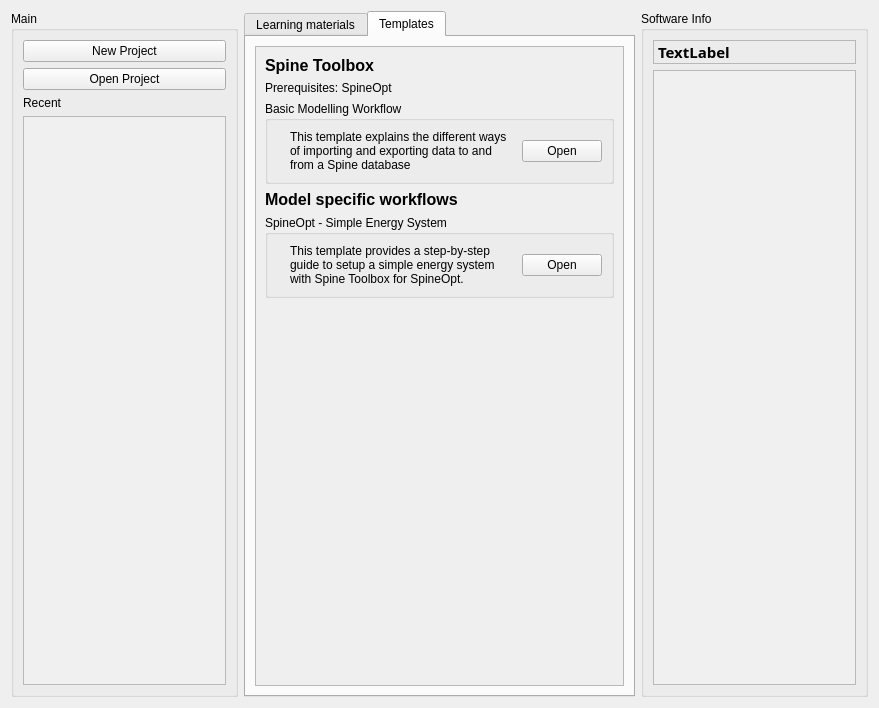
This is spinetoolbox/ui/startup_box.ui in spine-tools/Spine-Toolbox as Qt 5 draws it before an edit. The edited form follows.
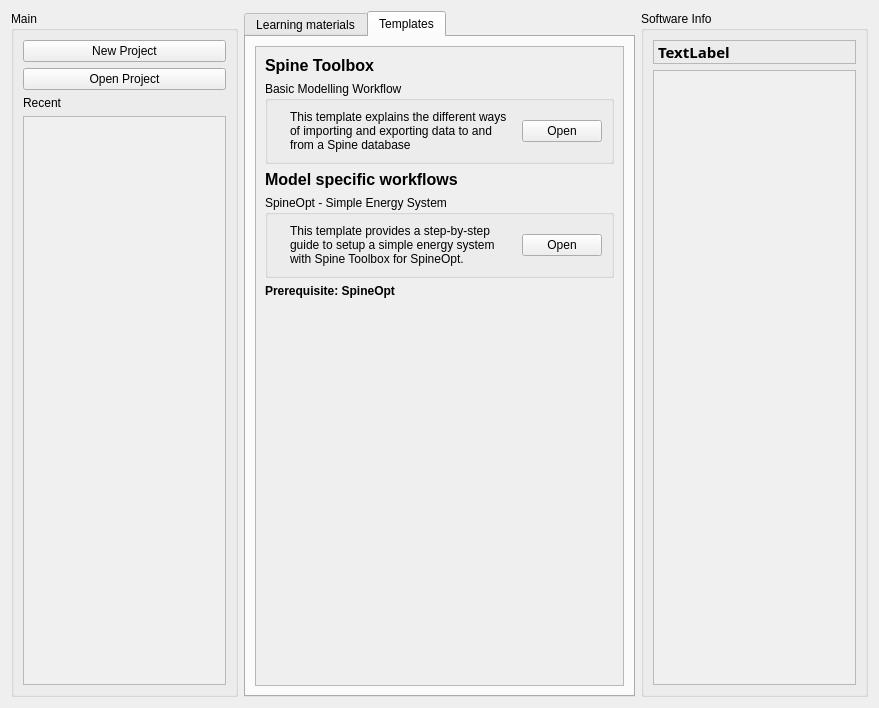
This is the edited form. Icons and pictures are not drawn.

What changed in the file:
```diff
--- a/spinetoolbox/ui/startup_box.ui
+++ b/spinetoolbox/ui/startup_box.ui
@@ -410,13 +410,6 @@
                </property>
               </widget>
              </item>
-             <item>
-              <widget class="QLabel" name="label_19">
-               <property name="text">
-                <string>Prerequisites: SpineOpt</string>
-               </property>
-              </widget>
-             </item>
              <item>
               <widget class="QGroupBox" name="groupBox_8">
                <property name="sizePolicy">
@@ -542,6 +535,19 @@
                </layout>
               </widget>
              </item>
+             <item>
+              <widget class="QLabel" name="label_19">
+               <property name="font">
+                <font>
+                 <family>Arial</family>
+                 <bold>true</bold>
+                </font>
+               </property>
+               <property name="text">
+                <string>Prerequisite: SpineOpt</string>
+               </property>
+              </widget>
+             </item>
              <item>
               <spacer name="verticalSpacer_2">
                <property name="orientation">
```
Left out of the diff: 13 changed lines with no effect on the pictures.
